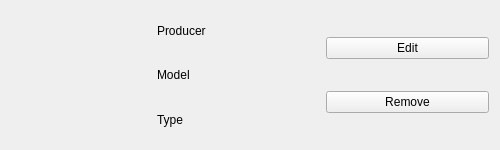
This is managerdevicewidget.ui in szymon27/xkomx as Qt 5 draws it before an edit. The edited form follows.
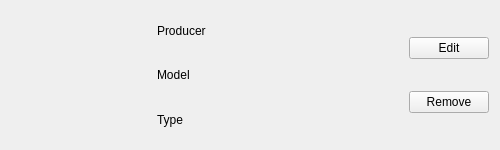
This is the edited form.

The edit to the form file:
```diff
--- a/managerdevicewidget.ui
+++ b/managerdevicewidget.ui
@@ -71,6 +71,18 @@
     <layout class="QVBoxLayout" name="verticalLayout_2">
      <item>
       <widget class="QPushButton" name="btnEdit">
+       <property name="minimumSize">
+        <size>
+         <width>80</width>
+         <height>0</height>
+        </size>
+       </property>
+       <property name="maximumSize">
+        <size>
+         <width>80</width>
+         <height>16777215</height>
+        </size>
+       </property>
        <property name="text">
         <string>Edit</string>
        </property>
@@ -78,6 +90,18 @@
      </item>
      <item>
       <widget class="QPushButton" name="pushButton_2">
+       <property name="minimumSize">
+        <size>
+         <width>80</width>
+         <height>0</height>
+        </size>
+       </property>
+       <property name="maximumSize">
+        <size>
+         <width>80</width>
+         <height>16777215</height>
+        </size>
+       </property>
        <property name="text">
         <string>Remove</string>
        </property>
```
